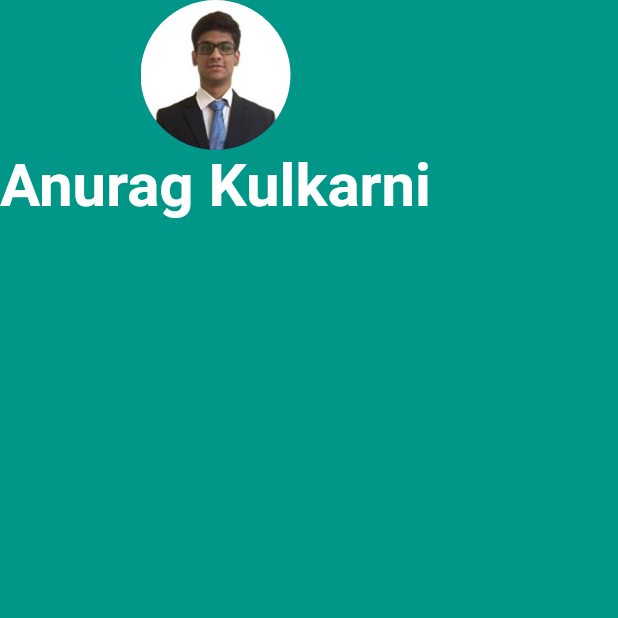
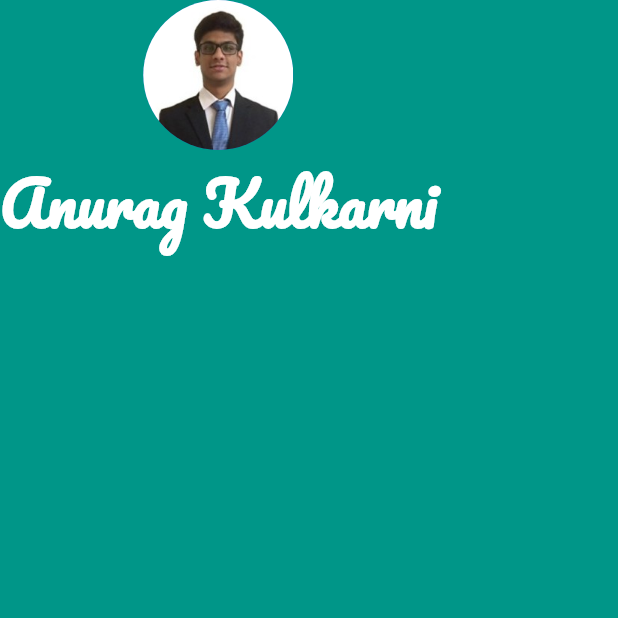
Before and after one commit to kulkarni-anurag/micard_app, a Flutter app: the screen it shows after launch, on a phone screen of 412 x 824 dp, the top half of it. Run offline on Flutter 3.47's test engine with Material 2 defaults, Android fonts, the phone set to English and light mode, and no system bars.

Commit message:
Custom Font Added

```diff
--- a/lib/main.dart
+++ b/lib/main.dart
@@ -22,6 +22,7 @@ class MyApp extends StatelessWidget {
               Text(
                 'Anurag Kulkarni',
                 style: TextStyle(
+                  fontFamily: 'Pacifico',
                   fontSize: 40.0,
                   color: Colors.white,
                   fontWeight: FontWeight.bold,
--- a/pubspec.yaml
+++ b/pubspec.yaml
@@ -30,3 +30,8 @@ flutter:
   # To add assets to your application, add an assets section, like this:
   assets:
     - images/
+
+  fonts:
+  - family: Pacifico
+    fonts:
+      - asset: fonts/Pacifico-Regular.ttf
```
Also changed, not shown: fonts/Pacifico-Regular.ttf (added).
